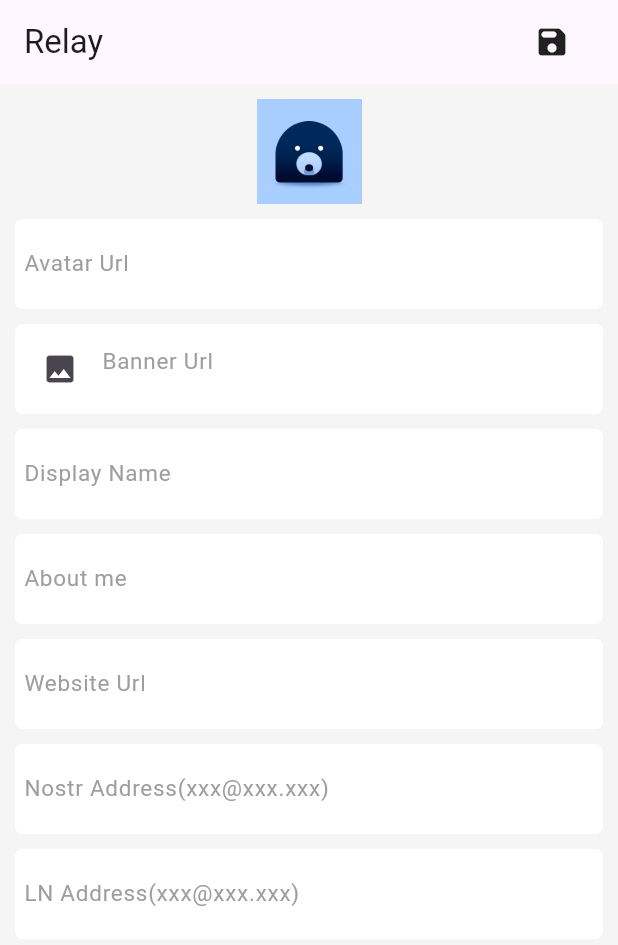
After one commit to heroims/NostrV, a Flutter app: the ProfileEditPage screen opened by its route, after a tap on the "save" icon, on a phone screen of 412 x 824 dp. The commit adds this screen. Shown: the top 945 px of the screen. Run offline on Flutter 3.47's test engine with Material 3 defaults, Android fonts, the phone set to English and light mode, and no system bars; our stand-ins replace cached_network_image, dio, easy_refresh, flutter_secure_storage, flutter_widget_from_html, go_router and 6 more; missing offline and left inert: hd_wallet, nostr, web3dart; accounts and stored records are empty; generated files the repository leaves out were written again.

Commit message:
support edit userinfo

```diff
--- a/lib/components/user_header_card.dart
+++ b/lib/components/user_header_card.dart
@@ -120,7 +120,9 @@ class UserHeaderCard extends StatelessWidget {
                   child: CupertinoButton(
                     padding: const EdgeInsets.all(0),
                     color: Colors.blue,
-                    onPressed: (){},
+                    onPressed: (){
+                      context.pushNamed(Routers.profileEdit.value, queryParameters: {'id':Nip19.encodePubkey(userFollowModel.userInfoModel.publicKey)});
+                    },
                     child: Text(S.of(context).avatarCardByEdit),
                   ),
                 )
--- a/lib/l10n/intl_en.arb
+++ b/lib/l10n/intl_en.arb
@@ -12,6 +12,7 @@
   "navByPrivateChat": "Private Chat",
   "searchTabByPost": "Post",
   "searchTabByUser": "User",
+  "tipUpdateUserFailed": "Update userinfo failed.",
   "tipNoFeedToPost": "No content to publish.",
   "tipByUnSupportNip11": "Not supported by NIP11.",
   "tipByReposted": "Reposted",
@@ -33,6 +34,15 @@
   "avatarCardByRelays": "Relays",
   "avatarCardByFollow": "Follow",
   "avatarCardByFollowed": "Followed",
+  "profileEditByName": "Display Name",
+  "profileEditByAbout": "About me",
+  "profileEditByAvatar": "Avatar Url",
+  "profileEditByBanner": "Banner Url",
+  "profileEditByWebsite": "Website Url",
+  "profileEditByNip05": "Nostr Address(xxx@xxx.xxx)",
+  "profileEditByLud16": "LN Address(xxx@xxx.xxx)",
+  "profileEditByCamera": "Camera",
+  "profileEditByAlbum": "Album",
   "postByReply": "reply:",
   "postDetailByComment": "Comment",
   "postDetailByMain": "Main",
--- a/lib/l10n/intl_zh.arb
+++ b/lib/l10n/intl_zh.arb
@@ -12,6 +12,7 @@
   "navByPrivateChat": "私信",
   "searchTabByPost": "帖子",
   "searchTabByUser": "用户",
+  "tipUpdateUserFailed": "用户信息上传失败",
   "tipNoFeedToPost": "无可上传的内容",
   "tipByUnSupportNip11": "不支持NIP11",
   "tipByReposted": "已转发",
@@ -33,6 +34,13 @@
   "avatarCardByRelays": "中继器",
   "avatarCardByFollow": "关注",
   "avatarCardByFollowed": "已关注",
+  "profileEditByName": "显示名称",
+  "profileEditByAbout": "简介",
+  "profileEditByAvatar": "头像链接",
+  "profileEditByBanner": "横幅链接",
+  "profileEditByWebsite": "网站链接",
+  "profileEditByNip05": "Nostr地址(xxx@xxx.xxx)",
+  "profileEditByLud16": "闪电地址(xxx@xxx.xxx)",
   "postByReply": "回复:",
   "postDetailByComment": "回复",
   "postDetailByMain": "评论",
--- /dev/null
+++ b/lib/models/user_edit_model.dart
@@ -0,0 +1,81 @@
+import 'dart:async';
+
+import 'package:dio/dio.dart';
+import 'package:flutter/cupertino.dart';
+import 'package:nostr/nostr.dart';
+import 'package:nostr_app/models/relay_pool_model.dart';
+import 'package:http_parser/http_parser.dart';
+import 'package:nostr_app/models/user_info_model.dart';
+
+import '../router.dart';
+import 'nostr_user_model.dart';
+
+class UserEditModel extends ChangeNotifier {
+  final UserInfoModel userInfoModel;
+  final List<TextEditingController> editControllers;
+
+  UserEditModel(this.userInfoModel,this.editControllers);
+
+  Future<String?> _postImage(String imgPath,BuildContext context,AppRouter appRouter,RelayPoolModel relayPoolModel) async{
+    try{
+      Dio dio = Dio();
+      final formData = FormData();
+      final tmpFile = await MultipartFile.fromFile(
+          imgPath,
+          contentType: MediaType.parse('image/jpeg')
+      );
+      formData.files.add(MapEntry('image', tmpFile));
+      Response response = await dio.post(
+        'https://nostrimg.com/api/upload',
+        data: formData,
+      );
+      if(response.statusCode == 200){
+        String  tmpImgUrl = response.data['data']['link'];
+        return tmpImgUrl;
+      }
+    }
+    catch(_){
+      return null;
+    }
+  }
+
+
+  Future<void> postAvatar(String imgPath,BuildContext context,AppRouter appRouter,RelayPoolModel relayPoolModel) async{
+    String? tmpImgUrl = await _postImage(imgPath,context,appRouter,relayPoolModel);
+    if(tmpImgUrl!=null){
+      if(userInfoModel.userInfo!=null){
+        userInfoModel.userInfo?.picture = tmpImgUrl;
+      }
+      else{
+        editControllers[0].text = tmpImgUrl;
+      }
+      notifyListeners();
+    }
+  }
+
+  Future<void> postBanner(String imgPath,BuildContext context,AppRouter appRouter,RelayPoolModel relayPoolModel) async{
+    String? tmpImgUrl = await _postImage(imgPath,context,appRouter,relayPoolModel);
+    if(tmpImgUrl!=null){
+      if(userInfoModel.userInfo!=null){
+        userInfoModel.userInfo?.banner = tmpImgUrl;
+      }
+      else{
+        editControllers[1].text = tmpImgUrl;
+      }
+      notifyListeners();
+    }
+  }
+
+  Future<void> postUserInfo(String jsonContent,BuildContext context,AppRouter appRouter,RelayPoolModel relayPoolModel) async{
+    Completer<void> completer = Completer<void>();
+    NostrUser? tmpUser = await appRouter.nostrUserModel.currentUser;
+    if(tmpUser!=null){
+      String decodeKey = Nip19.decodePrivkey(tmpUser.privateKey);
+      Event tmpEvent = Event.from(kind: 0, content: jsonContent, privkey: decodeKey);
+      relayPoolModel.addEventSingle(tmpEvent, (_) {
+        completer.complete();
+      });
+    }
+    return completer.future;
+  }
+}
--- /dev/null
+++ b/lib/pages/profile_edit_page.dart
@@ -0,0 +1,355 @@
+import 'dart:convert';
+import 'dart:io';
+
+import 'package:cached_network_image/cached_network_image.dart';
+import 'package:flutter/cupertino.dart';
+import 'package:flutter/material.dart';
+import 'package:image_picker/image_picker.dart';
+import 'package:nostr_app/models/user_edit_model.dart';
+import 'package:permission_handler/permission_handler.dart';
+import 'package:provider/provider.dart';
+
+import '../generated/l10n.dart';
+import '../models/relay_pool_model.dart';
+import '../models/user_info_model.dart';
+import '../router.dart';
+
+class ProfileEditPage extends StatelessWidget {
+  final UserInfoModel userInfoModel;
+  const ProfileEditPage({super.key,required this.userInfoModel});
+
+  @override
+  Widget build(BuildContext context) {
+    List<TextEditingController> editControllers = [
+      TextEditingController(text: userInfoModel.userInfo?.picture),
+      TextEditingController(text: userInfoModel.userInfo?.banner),
+      TextEditingController(text: userInfoModel.userInfo?.displayName),
+      TextEditingController(text: userInfoModel.userInfo?.about),
+      TextEditingController(text: userInfoModel.userInfo?.website),
+      TextEditingController(text: userInfoModel.userInfo?.nip05),
+      TextEditingController(text: userInfoModel.userInfo?.lud16),
+    ];
+    AppRouter appRouter = Provider.of<AppRouter>(context, listen: false);
+    RelayPoolModel relayPoolModel = Provider.of<RelayPoolModel>(context, listen: false);
+
+    UserEditModel  userEditModel = UserEditModel(userInfoModel, editControllers);
+    return MultiProvider(
+        providers: [
+          ChangeNotifierProvider<UserInfoModel>(
+            lazy: false,
+            create: (_) => userInfoModel,
+          ),
+          ChangeNotifierProvider<UserEditModel>(
+            lazy: false,
+            create: (_) => userEditModel,
+          ),
+        ],
+        builder: (context ,child){
+
+          void showImageSheet(Function(String path) callback){
+            showCupertinoModalPopup(context: context, builder: (context){
+              return CupertinoActionSheet(
+                  actions: [
+                    CupertinoActionSheetAction(
+                      onPressed: (){
+                        Permission.camera.request().isGranted.then((isGranted){
+                          if(isGranted){
+                            final picker = ImagePicker();
+                            picker.pickImage(source: ImageSource.camera).then((cameraImg){
+                              if(cameraImg!=null){
+                                callback(cameraImg.path);
+                              }
+                            });
+                          }
+                          else{
+                            openAppSettings();
+                          }
+                        });
+                        Navigator.pop(context);
+                      },
+                      child: Text(S.of(context).profileEditByCamera),
+                    ),
+                    CupertinoActionSheetAction(
+                      onPressed: (){
+                        final picker = ImagePicker();
+
+                        if(Platform.isIOS){
+                          Permission.photos.request().then((status){
+                            if(status == PermissionStatus.granted
+                                || status == PermissionStatus.limited){
+                              picker.pickMedia().then((photoImg){
+                                if(photoImg!=null){
+                                  callback(photoImg.path);
+                                }
+                              });
+                            }
+                            else{
+                              openAppSettings();
+                            }
+                          });
+                        }
+                        else if(Platform.isAndroid){
+                          picker.pickMedia().then((photoImg){
+                            if(photoImg!=null){
+                              callback(photoImg.path);
+                            }
+                          });
+                        }
+                        Navigator.pop(context);
+                      },
+                      child: Text(S.of(context).profileEditByAlbum),
+                    ),
+                    CupertinoActionSheetAction(
+                        isDestructiveAction: true,
+                        onPressed: (){
+                          Navigator.pop(context);
+                        },
+                        child: Text(S.of(context).createByCancel)
+                    ),
+                  ]
+              );
+            });
+
+          }
+
+          return Scaffold(
+            backgroundColor: const Color.fromRGBO(245, 245, 245, 1),
+            appBar: AppBar(
+              title:Text(S.of(context).navByRelay),
+              actions: [
+                MaterialButton(
+                    onPressed: (){
+
+                      String jsonEvent = jsonEncode(
+                          {
+                            "picture": userEditModel.editControllers[0].text,
+                            "banner": userEditModel.editControllers[1].text,
+                            "displayName": userEditModel.editControllers[2].text,
+                            "about": userEditModel.editControllers[3].text,
+                            "website": userEditModel.editControllers[4].text,
+                            "nip05": userEditModel.editControllers[5].text,
+                            "lud16": userEditModel.editControllers[6].text,
+                          });
+
+                      if(userInfoModel.userInfo!= null){
+                        jsonEvent = jsonEncode(
+                            userInfoModel.userInfo!.toJson()
+                        );
+                      }
+                      userEditModel
+                          .postUserInfo(
+                          jsonEvent, context,
+                          appRouter,
+                          relayPoolModel).then((value) => Navigator.pop(context),onError: (_) {
+                        ScaffoldMessenger.of(context).showSnackBar(
+                          SnackBar(
+                            content: Text(S.of(context).tipUpdateUserFailed),
+                            duration: const Duration(seconds: 1),
+                          ),
+                        );
+                      });
+                    },
+                    child: const Icon(Icons.save_rounded)
+                )
+              ],
+            ),
+            body: Consumer<UserInfoModel>(
+                builder: (context, model, child){
+                  UserInfo? user = model.userInfo;
+                  if(user==null){
+                    model.getUserInfo();
+                  }
+                  String userAvatar = user?.picture ?? '';
+                  Widget defaultImageWidget = const Image(
+                    image: AssetImage("assets/img/avatar.png"),
+                  );
+                  Widget imageWidget = defaultImageWidget;
+                  if(userAvatar.isNotEmpty){
+                    imageWidget =CachedNetworkImage(
+                      imageUrl: userAvatar,
+                      placeholder: (context , url){
+                        return defaultImageWidget;
+                      },
+                      errorWidget: (context, url, _) {
+                        return defaultImageWidget;
+                      },
+                    );
+                  }
+                  List<String> editTags=[
+                    S.of(context).profileEditByAvatar,
+                    S.of(context).profileEditByBanner,
+                    S.of(context).profileEditByName,
+                    S.of(context).profileEditByAbout,
+                    S.of(context).profileEditByWebsite,
+                    S.of(context).profileEditByNip05,
+                    S.of(context).profileEditByLud16];
+
+                  if(user!=null){
+                    editControllers[0].text=user.picture;
+                    editControllers[1].text=user.banner;
+                    editControllers[2].text=user.displayName;
+                    editControllers[3].text=user.about;
+                    editControllers[4].text=user.website;
+                    editControllers[5].text=user.nip05;
+                    editControllers[6].text=user.lud16;
+                  }
+
+                  return CustomScrollView(
+                      slivers: [
+                        SliverToBoxAdapter(
+                            child: CupertinoButton(
+                              padding: const EdgeInsets.only(top: 10, bottom: 10),
+                              onPressed: () {
+                                showImageSheet((path) {
+                                  showDialog(
+                                      context: context,
+                                      builder: (context) {
+                                        final proKey = GlobalKey();
+                                        return Dismissible(
+                                          onDismissed: (direction) {}, key: proKey,
+                                          child: const AlertDialog(
+                                            content: Center(
+                                              widthFactor: 1,
+                                              heightFactor: 2,
+                                              child: SizedBox(
+                                                width: 60,
+                                                height: 60,
+                                                child: CircularProgressIndicator(
+                                                  strokeWidth: 5,
+                                                ),
+                                              ),
+                                            ),
+                                          ),
+                                        );
+                                      }
+                                  );
+                                  userEditModel
+                                      .postAvatar(
+                                      path, context,
+                                      appRouter,
+                                      relayPoolModel).then((value) => Navigator.pop(context),onError: (_) => Navigator.pop(context));
+                                });
+                              },
+                              child: SizedBox(
+                                width: 70,
+                                height: 70,
+                                child: imageWidget,
+                              ),
+                            )
+                        ),
+                        SliverList.builder(
+                            itemCount: editTags.length,
+                            itemBuilder: (context, index){
+
+                              return Container(
+                                padding: const EdgeInsets.only(left: 10,right: 10),
+                                child: Column(
+                                  crossAxisAlignment: CrossAxisAlignment.start,
+                                  mainAxisAlignment: MainAxisAlignment.center,
+                                  children: [
+                                    Container(
+                                      constraints: BoxConstraints(
+                                          minHeight: 45,
+                                          maxWidth: MediaQuery.of(context).size.width,
+                                          minWidth: MediaQuery.of(context).size.width
+                                      ),
+                                      decoration: BoxDecoration(
+                                        borderRadius: BorderRadius.circular(5),
+                                        color: Colors.white, // 设置背景颜色
+                                      ),
+                                      padding: const EdgeInsets.all(6),
+                                      child:  Align(
+                                        alignment: Alignment.centerLeft,
+                                        child: TextField(
+                                            controller: editControllers[index],
+                                            decoration: InputDecoration(
+                                                hintText: editTags[index],
+                                                border: InputBorder.none,
+                                                hintStyle: const TextStyle(
+                                                  color: Colors.grey,
+                                                ),
+                                                prefixIcon: index == 1 ? IconButton(
+                                                  icon: const Icon(Icons.image),
+                                                  onPressed: () {
+                                                    showImageSheet((path) {
+                                                      showDialog(
+                                                          context: context,
+                                                          builder: (context) {
+                                                            final proKey = GlobalKey();
+                                                            return Dismissible(
+                                                              onDismissed: (direction) {}, key: proKey,
+                                                              child: const AlertDialog(
+                                                                content: Center(
+                                                                  widthFactor: 1,
+                                                                  heightFactor: 2,
+                                                                  child: SizedBox(
+                                                                    width: 60,
+                                                                    height: 60,
+                                                                    child: CircularProgressIndicator(
+                                                                      strokeWidth: 5,
+                                                                    ),
+                                                                  ),
+                                                                ),
+                                                              ),
+                                                            );
+                                                          }
+                                                      );
+                                                      userEditModel
+                                                          .postBanner(
+                                                          path, context,
+                                                          appRouter,
+                                                          relayPoolModel).then((value) => Navigator.pop(context),onError: (_) => Navigator.pop(context));
+                                                    });
+                                                  },
+                                                ):null,
+                                            ),
+                                            style: const TextStyle(
+                                              fontSize: 15,
+                                            ),
+                                            onChanged: (changeText){
+                                              if(userInfoModel.userInfo!=null){
+                                                switch(index){
+                                                  case 0:
+                                                    userInfoModel.userInfo?.picture = changeText;
+                                                    break;
+                                                  case 1:
+                                                    userInfoModel.userInfo?.banner = changeText;
+                                                    break;
+                                                  case 2:
+                                                    userInfoModel.userInfo?.displayName = changeText;
+                                                    break;
+                                                  case 3:
+                                                    userInfoModel.userInfo?.about = changeText;
+                                                    break;
+                                                  case 4:
+                                                    userInfoModel.userInfo?.website = changeText;
+                                                    break;
+                                                  case 5:
+                                                    userInfoModel.userInfo?.nip05 = changeText;
+                                                    break;
+                                                  case 6:
+                                                    userInfoModel.userInfo?.lud16 = changeText;
+                                                    break;
+                                                  default:
+                                                    break;
+                                                }
+                                              }
+                                            },
+                                        ),
+                                      ),
+                                    ),
+                                    const SizedBox(height: 10,)
+                                  ],
+                                ),
+                              );
+                            }
+                        )
+                      ]
+                  );
+                }
+            ),
+          );
+        },
+    );
+  }
+}
--- a/lib/router.dart
+++ b/lib/router.dart
@@ -12,6 +12,7 @@ import 'package:nostr_app/pages/home_page.dart';
 import 'package:nostr_app/pages/mnemonic_verify_page.dart';
 import 'package:nostr_app/pages/mnemonic_show_page.dart';
 import 'package:nostr_app/pages/photo_page.dart';
+import 'package:nostr_app/pages/profile_edit_page.dart';
 import 'package:nostr_app/pages/profile_page.dart';
 import 'package:nostr_app/pages/feed_detail_page.dart';
 import 'package:nostr_app/pages/relay_info_page.dart';
@@ -20,6 +21,7 @@ import 'package:nostr_app/pages/search_page.dart';
 import 'package:nostr_app/pages/welcome_page.dart';
 
 enum Routers {
+  profileEdit(19, 'profile_edit'),
   contract(18, 'contract'),
   chat(17, 'chat'),
   setting(16, 'setting'),
@@ -145,6 +147,29 @@ class AppRouter {
             }
 
             return MaterialPage(child: ProfilePage(userInfoModel: userInfoModel,));
+          }
+      ),
+      GoRoute(
+          name: Routers.profileEdit.value,
+          path: '/${Routers.profile.value}/edit',
+          pageBuilder: (context, state) {
+
+            String? pubKey = state.uri.queryParameters['id'];
+            UserInfoModel? userInfoModel;
+            if(pubKey!=null){
+              pubKey = Nip19.decodePubkey(pubKey);
+              userInfoModel = UserInfoModel(context,pubKey);
+            }
+            else {
+              if(state.extra!=null){
+                userInfoModel = state.extra as UserInfoModel;
+              }
+              else{
+                userInfoModel = UserInfoModel(context,Nip19.decodePubkey(nostrUserModel.currentUserSync!.publicKey));
+              }
+            }
+
+            return MaterialPage(child: ProfileEditPage(userInfoModel: userInfoModel,));
           }
       ),
       GoRoute(
```
Also changed, not shown: lib/generated/intl/messages_en.dart, lib/generated/intl/messages_zh.dart, lib/generated/l10n.dart.
